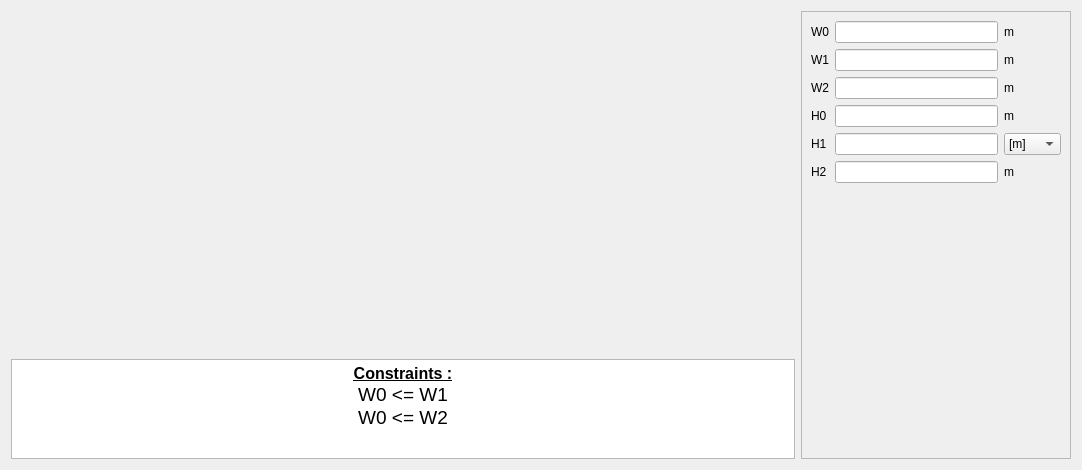
First picture: the form in pyleecan/GUI/Dialog/DMachineSetup/SWSlot/PWSlot10/PWSlot10.ui, repository Eomys/pyleecan, before the edit.
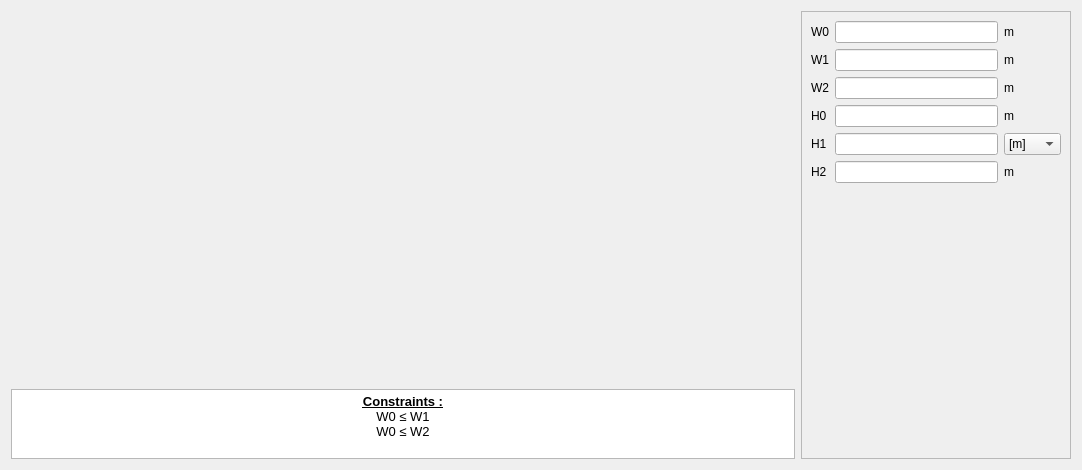
Second picture: the form after the edit. Icons and pictures are not drawn. Custom widgets are drawn as their Qt base class.

Commit message: [NF] update QTextEdit font when generating GUI + better display math symbols

The edit to the form file:
```diff
--- a/pyleecan/GUI/Dialog/DMachineSetup/SWSlot/PWSlot10/PWSlot10.ui
+++ b/pyleecan/GUI/Dialog/DMachineSetup/SWSlot/PWSlot10/PWSlot10.ui
@@ -67,7 +67,7 @@
        <property name="maximumSize">
         <size>
          <width>16777215</width>
-         <height>100</height>
+         <height>70</height>
         </size>
        </property>
        <property name="verticalScrollBarPolicy">
@@ -78,9 +78,9 @@
 &lt;html&gt;&lt;head&gt;&lt;meta name=&quot;qrichtext&quot; content=&quot;1&quot; /&gt;&lt;style type=&quot;text/css&quot;&gt;
 p, li { white-space: pre-wrap; }
 &lt;/style&gt;&lt;/head&gt;&lt;body style=&quot; font-family:'MS Shell Dlg 2'; font-size:7.8pt; font-weight:400; font-style:normal;&quot;&gt;
-&lt;p align=&quot;center&quot; style=&quot; margin-top:0px; margin-bottom:0px; margin-left:0px; margin-right:0px; -qt-block-indent:0; text-indent:0px;&quot;&gt;&lt;span style=&quot; font-size:12pt; font-weight:600; text-decoration: underline;&quot;&gt;Constraints :&lt;/span&gt;&lt;/p&gt;
-&lt;p align=&quot;center&quot; style=&quot; margin-top:0px; margin-bottom:0px; margin-left:0px; margin-right:0px; -qt-block-indent:0; text-indent:0px;&quot;&gt;&lt;span style=&quot; font-size:14pt;&quot;&gt;W0 &amp;lt;= W1&lt;/span&gt;&lt;/p&gt;
-&lt;p align=&quot;center&quot; style=&quot; margin-top:0px; margin-bottom:0px; margin-left:0px; margin-right:0px; -qt-block-indent:0; text-indent:0px;&quot;&gt;&lt;span style=&quot; font-size:14pt;&quot;&gt;W0 &amp;lt;= W2&lt;/span&gt;&lt;/p&gt;&lt;/body&gt;&lt;/html&gt;</string>
+&lt;p align=&quot;center&quot; style=&quot; margin-top:0px; margin-bottom:0px; margin-left:0px; margin-right:0px; -qt-block-indent:0; text-indent:0px;&quot;&gt;&lt;span style=&quot; font-size:10pt; font-weight:600; text-decoration: underline;&quot;&gt;Constraints :&lt;/span&gt;&lt;/p&gt;
+&lt;p align=&quot;center&quot; style=&quot; margin-top:0px; margin-bottom:0px; margin-left:0px; margin-right:0px; -qt-block-indent:0; text-indent:0px;&quot;&gt;&lt;span style=&quot; font-size:10pt;&quot;&gt;W0 ≤ W1&lt;/span&gt;&lt;/p&gt;
+&lt;p align=&quot;center&quot; style=&quot; margin-top:0px; margin-bottom:0px; margin-left:0px; margin-right:0px; -qt-block-indent:0; text-indent:0px;&quot;&gt;&lt;span style=&quot; font-size:10pt;&quot;&gt;W0 ≤ W2&lt;/span&gt;&lt;/p&gt;&lt;/body&gt;&lt;/html&gt;</string>
        </property>
        <property name="textInteractionFlags">
         <set>Qt::TextSelectableByKeyboard|Qt::TextSelectableByMouse</set>
```
The commit also changes 66 other files.
